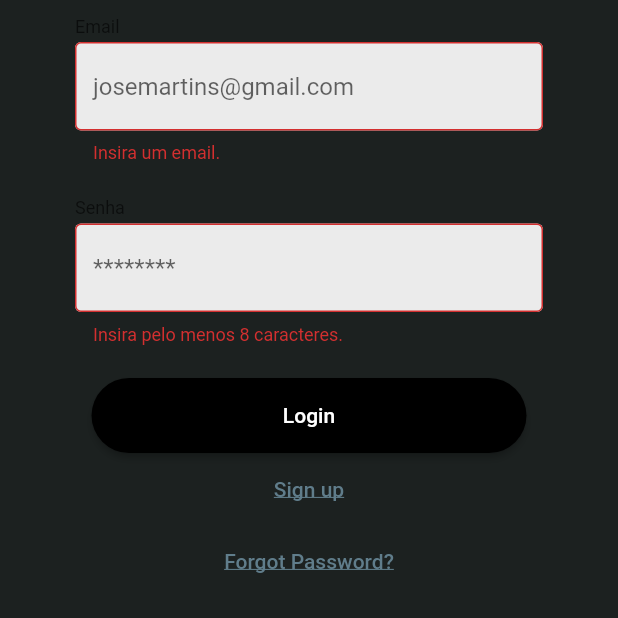
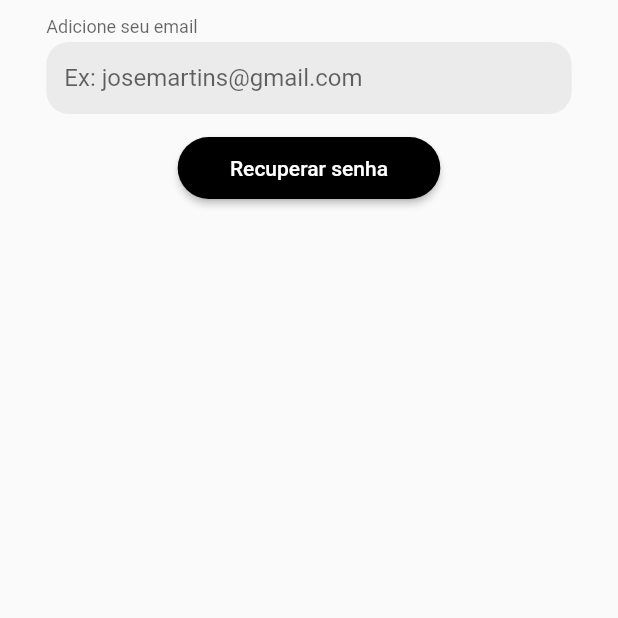
Before and after one commit to feeeerr/Peixe_palhaco, a Flutter app: the loginpes screen opened directly, after a tap on "Login", after a tap on "Forgot Password?", on a phone screen of 412 x 824 dp, the top half of it. Run offline on Flutter 3.47's test engine with Material 2 defaults, Android fonts, the phone set to English and light mode, and no system bars; our stand-ins replace awesome_dialog, flutter_svg, geolocator, hive, hive_flutter, permission_handler; accounts and stored records are empty.

Commit message:
app atualizado

```diff
--- /dev/null
+++ b/lib/Recuprerars.dart
@@ -0,0 +1,108 @@
+import 'package:front_end/tela1.dart';
+import 'package:flutter/material.dart';
+
+
+class RecuperarS extends StatefulWidget {
+  const RecuperarS({super.key});
+
+  @override
+  State<RecuperarS> createState() => _RecuperarSState();
+}
+
+final GlobalKey<FormState> _formKey = GlobalKey<FormState>();
+
+final GlobalKey<FormFieldState<String>> emailKey =
+    GlobalKey<FormFieldState<String>>();
+
+class _RecuperarSState extends State<RecuperarS> {
+  @override
+  Widget build(BuildContext context) {
+    var size = MediaQuery.of(context).size;
+
+    void _submitForm() {
+      if (_formKey.currentState!.validate()) {
+        String email = emailKey.currentState!.value!;
+
+        print('Email: $email');
+        Navigator.push(
+          context,
+          MaterialPageRoute(builder: (context) => (MyApp())),
+        );
+      }
+    }
+
+    return Scaffold(
+      body: SafeArea(
+        child: Form(
+          key: _formKey,
+          child: Center(
+            child: Column(
+              crossAxisAlignment: CrossAxisAlignment.center,
+              children: [
+                Container(
+                  width: size.width * .85,
+                  child: InputDecorator(
+                    decoration: InputDecoration(
+                      labelText: 'Adicione seu email',
+                      border: InputBorder.none,
+                    ),
+                    child: TextFormField(
+                      key: emailKey,
+                      validator: (value) {
+                        if (value == null || value.isEmpty) {
+                          return 'Insira um email.';
+                        }
+                        // Expressão regular para verificar se o valor contém algum texto antes dos domínios especificados
+                        final emailRegex = RegExp(
+                            r'^.+@(yahoo\.com\.br|yahoo\.com|gmail\.com)$');
+                        if (!emailRegex.hasMatch(value)) {
+                          return 'Insira um email válido que termine com @gmail.com, @yahoo.com ou @yahoo.com.br.';
+                        }
+                        return null;
+                      },
+                      decoration: InputDecoration(
+                        hintText: 'Ex: josemartins@gmail.com',
+                        filled: true,
+                        fillColor: Color.fromARGB(255, 235, 235, 235),
+                        enabledBorder: UnderlineInputBorder(
+                          borderSide: BorderSide(
+                            color: Colors.transparent,
+                          ),
+                          borderRadius: BorderRadius.circular(15.0),
+                        ),
+                        border: OutlineInputBorder(),
+                      ),
+                    ),
+                  ),
+                ),
+                ElevatedButton(
+                  onPressed: _submitForm,
+                  child: Text(
+                    'Recuperar senha',
+                    style: TextStyle(
+                      color: Colors.white,
+                    ),
+                  ),
+                  style: ButtonStyle(
+                    backgroundColor: MaterialStateProperty.all(Colors.black),
+                    minimumSize: MaterialStateProperty.all<Size>(
+                      Size(
+                        size.width * .425,
+                        size.height * .05,
+                      ),
+                    ),
+                    shape: MaterialStateProperty.all(
+                      RoundedRectangleBorder(
+                        borderRadius: BorderRadius.circular(100.0),
+                      ),
+                    ),
+                  ),
+                ),
+              ],
+            ),
+          ),
+        ),
+      ),
+    );
+  }
+}
--- a/lib/login.dart
+++ b/lib/login.dart
@@ -1,5 +1,6 @@
 import 'package:flutter/material.dart';
 import 'package:flutter_svg/flutter_svg.dart';
+import 'package:front_end/Recuprerars.dart';
 import 'package:front_end/signup.dart';
 import 'package:front_end/intro.dart';
 
@@ -37,7 +38,7 @@ class _loginpesState extends State<loginpes> {
       print('Senha: $senha');
       Navigator.push(
         context,
-        MaterialPageRoute(builder: (context) => intro()),
+        MaterialPageRoute(builder: (context) => Intro()),
       );
     }
   }
@@ -156,7 +157,10 @@ class _loginpesState extends State<loginpes> {
                   ),
                   TextButton(
                     onPressed: () {
-                      print('ooooooo');
+                      Navigator.push(
+                        context,
+                        MaterialPageRoute(builder: (context) => RecuperarS()),
+                      );
                     },
                     child: Text(
                       'Forgot Password?',
--- a/lib/main.dart
+++ b/lib/main.dart
@@ -49,7 +49,7 @@ void main() async {
     else {
     runApp(MaterialApp(
       debugShowCheckedModeBanner: false,
-      home: intro(),
+      home: Intro(),
     ));
   }
   }
--- a/lib/signup.dart
+++ b/lib/signup.dart
@@ -101,7 +101,7 @@ class _SignupState extends State<Signup> // ENGLOBA TUDO
       sendSign(email, nome, senha);
       Navigator.push(
         context,
-        MaterialPageRoute(builder: (context) => intro()),
+        MaterialPageRoute(builder: (context) => Intro()),
       );
     }
   }
```
Also changed, not shown: lib/home.dart (+204 -151 lines), lib/intro.dart (+50 -24 lines), lib/perfil.dart (+28 -13 lines), lib/recuperacaohome.dart (added, +45 -0 lines).
